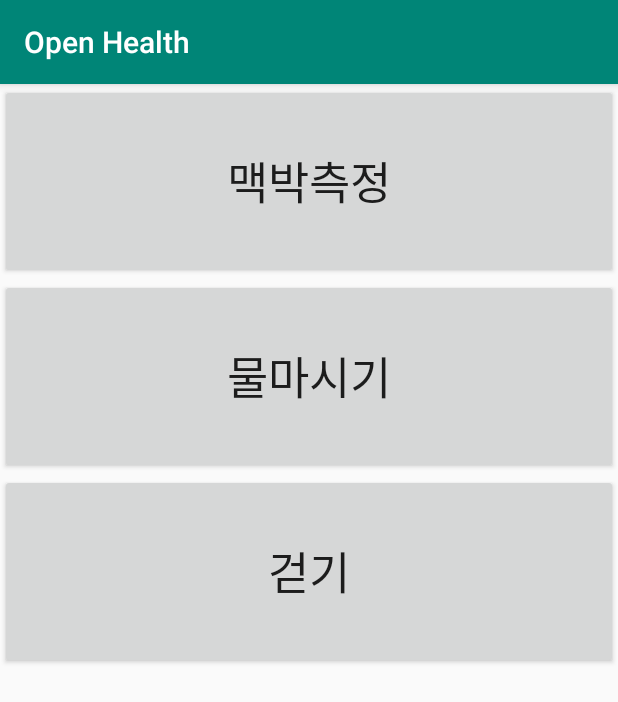
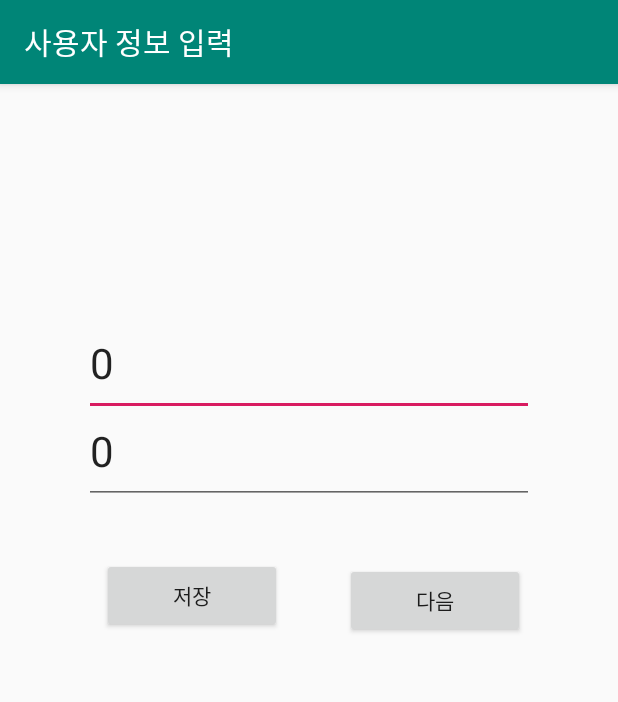
Before and after one commit to CbnuOpenHealth/CbnuOpenHealth, an Android app: the screen it shows after launch (MainActivity), on a phone screen of 412 x 824 dp. Shown: the top 702 px of the screen. Run offline under Robolectric (Android 15) with nearby library versions, the phone set to English and light mode, and no system bars; our stand-ins replace Firebase (no records; nobody signed in at launch, a user with empty details on screens opened directly).

Commit message:
change main

```diff
--- a/app/src/main/java/com/example/openhealth/InputWater.java
+++ b/app/src/main/java/com/example/openhealth/InputWater.java
@@ -56,10 +56,11 @@ public class InputWater extends AppCompatActivity {
             }
         });
 
+
         findViewById(R.id.nextBtn).setOnClickListener(new View.OnClickListener() {
             @Override
             public void onClick(View v) {
-                Intent intent = new Intent(InputWater.this, SubActivityWater.class);
+                Intent intent = new Intent(InputWater.this, MainActivity.class);
                 startActivity(intent);
             }
         });
--- a/app/src/main/java/com/example/openhealth/MainActivity.java
+++ b/app/src/main/java/com/example/openhealth/MainActivity.java
@@ -1,53 +1,82 @@
 package com.example.openhealth;
 
 import androidx.appcompat.app.AppCompatActivity;
-
 import android.content.Intent;
 import android.content.SharedPreferences;
 import android.os.Bundle;
 import android.view.View;
 import android.widget.Button;
+import android.widget.EditText;
+import android.widget.TextView;
 import android.widget.Toast;
+
+import com.google.firebase.database.DatabaseReference;
+import com.google.firebase.database.FirebaseDatabase;
+
+import java.io.Serializable;
+import java.util.HashMap;
 
 public class MainActivity extends AppCompatActivity {
 
+
+    DatabaseReference mDatabase;
+    EditText editText1, editText2;
+    //String sfName1="myFile1",sfName2="myFile2";  //값을 저장할 두개의 파일
+
+    SharedPreferences sharedPreferences;
+SharedPreferences sf3;
     @Override
     protected void onCreate(Bundle savedInstanceState) {
         super.onCreate(savedInstanceState);
         setContentView(R.layout.activity_main);
+        setTitle("사용자 정보 입력");
 
-        //맥박체크
-        Button btn_move1=(Button)findViewById(R.id.btn_move1);
-        btn_move1.setOnClickListener(new View.OnClickListener() {
+        Button saveBtn=(Button) findViewById(R.id.saveBtn);
+        final EditText tall = (EditText) findViewById(R.id.tallEdit);
+        final EditText weight= (EditText) findViewById(R.id.weightEdit);
+        //result = (TextView) findViewById(R.id.text);
 
+        if(sf3!=null){
+            Intent intent=new Intent(MainActivity.this,MenuActivity.class);
+            startActivity(intent);
+        }
+
+        sf3=getSharedPreferences("water",MODE_PRIVATE);
+        int cheight=sf3.getInt("height",0);
+        int cweight=sf3.getInt("weight",0);
+        TextView tx1=(TextView)findViewById(R.id.tallEdit) ;
+        TextView tx2=(TextView)findViewById(R.id.weightEdit);
+        tx1.setText(String.valueOf(cheight));
+        tx2.setText(String.valueOf(cweight));
+
+        sharedPreferences = getSharedPreferences("water", MODE_PRIVATE);
+
+
+        saveBtn.setOnClickListener(new View.OnClickListener() {
+            // 확인 버튼 클릭 시 데이터 저장
             @Override
-            public void onClick(View view) {
-                Intent intent =new Intent(MainActivity.this ,SubActivity.class);
-                startActivity(intent); //액티비티 이동.
-                //finish();
+            public void onClick(View v) {
+                String sheight = tall.getText().toString();
+                String sweight = weight.getText().toString();
+
+                SharedPreferences.Editor editor = sharedPreferences.edit();
+                editor.putInt("height", Integer.parseInt(sheight));
+                editor.putInt("weight", Integer.parseInt(sweight));
+                editor.commit();
+
+                Toast.makeText(MainActivity.this, "저장 완료", Toast.LENGTH_SHORT).show();
             }
         });
 
-        //물마시기
-        Button btn_move2=(Button)findViewById(R.id.btn_move2);
-        btn_move2.setOnClickListener(new View.OnClickListener() {
+
+        findViewById(R.id.nextBtn).setOnClickListener(new View.OnClickListener() {
             @Override
-            public void onClick(View view) {
-                Intent intent =new Intent(MainActivity.this ,InputWater.class);
-                startActivity(intent); //액티비티 이동.
-                // finish();
+            public void onClick(View v) {
+                Intent intent = new Intent(MainActivity.this, MenuActivity.class);
+                startActivity(intent);
             }
         });
 
-        //운동
-        Button btn_move3=(Button)findViewById(R.id.btn_move3);
-        btn_move3.setOnClickListener(new View.OnClickListener() {
-            @Override
-            public void onClick(View view) {
-                Intent intent =new Intent(MainActivity.this ,WalkingActivity.class);
-                startActivity(intent); //액티비티 이동.
-                finish();
-            }
-        });
+
     }
 }
--- a/app/src/main/java/com/example/openhealth/SubActivityWater.java
+++ b/app/src/main/java/com/example/openhealth/SubActivityWater.java
@@ -23,6 +23,7 @@ public class SubActivityWater extends AppCompatActivity {
 
         int weight=sf.getInt("weight",0);
 
+
         //Intent intent=getIntent(); //데이터 수신
 
        //double water=intent.getExtras().getInt("water");
--- a/app/src/main/res/layout/activity_main.xml
+++ b/app/src/main/res/layout/activity_main.xml
@@ -1,33 +1,56 @@
 <?xml version="1.0" encoding="utf-8"?>
-<LinearLayout xmlns:android="http://schemas.android.com/apk/res/android"
+<RelativeLayout xmlns:android="http://schemas.android.com/apk/res/android"
     xmlns:app="http://schemas.android.com/apk/res-auto"
     xmlns:tools="http://schemas.android.com/tools"
-    android:layout_width="match_parent"
+    android:layout_width="wrap_content"
     android:layout_height="match_parent"
     android:orientation="vertical"
     tools:context=".MainActivity">
 
+    <EditText
+        android:id="@+id/tallEdit"
+        android:layout_width="300dp"
+        android:layout_height="70dp"
+        android:layout_centerHorizontal="true"
+        android:layout_marginTop="151dp"
+        android:hint="키를 입력해주세요."
+        android:inputType="number"
+        android:textSize="28sp" />
+
+    <EditText
+        android:id="@+id/weightEdit"
+        android:layout_width="300dp"
+        android:layout_height="70dp"
+        android:layout_centerHorizontal="true"
+        android:layout_marginTop="210dp"
+        android:hint="몸무게를 입력해주세요."
+        android:inputType="number"
+        android:textSize="28sp" />
 
 
-    <Button
-        android:id="@+id/btn_move1"
+    <TextView
+        android:id="@+id/text"
         android:layout_width="match_parent"
-        android:layout_height="130dp"
-        android:text="@string/맥박측정"
-        android:textSize="30sp" />
+        android:layout_height="wrap_content" />
 
     <Button
-        android:id="@+id/btn_move2"
-        style="@style/Widget.AppCompat.Button"
-        android:layout_width="match_parent"
-        android:layout_height="130dp"
-        android:text="@string/물마시기"
-        android:textSize="30sp" />
+        android:id="@+id/saveBtn"
+        android:layout_width="120dp"
+        android:layout_height="50dp"
+        android:layout_alignParentStart="true"
+        android:layout_alignParentTop="true"
+        android:layout_marginStart="68dp"
+        android:layout_marginTop="316dp"
+        android:text="저장" />
 
     <Button
-        android:id="@+id/btn_move3"
-        android:layout_width="match_parent"
-        android:layout_height="130dp"
-        android:text="@string/걷기"
-        android:textSize="30sp" />
-</LinearLayout>
+        android:id="@+id/nextBtn"
+        android:layout_width="120dp"
+        android:layout_height="50dp"
+        android:layout_alignParentStart="true"
+        android:layout_alignParentTop="true"
+        android:layout_marginStart="230dp"
+        android:layout_marginTop="319dp"
+        android:text="다음" />
+
+</RelativeLayout>
```
Also changed, not shown: app/src/main/AndroidManifest.xml (+5 -2 lines), app/src/main/java/com/example/openhealth/MenuActivity.java (added, +63 -0 lines), app/src/main/res/layout/activity_menu.xml (added, +45 -0 lines).
